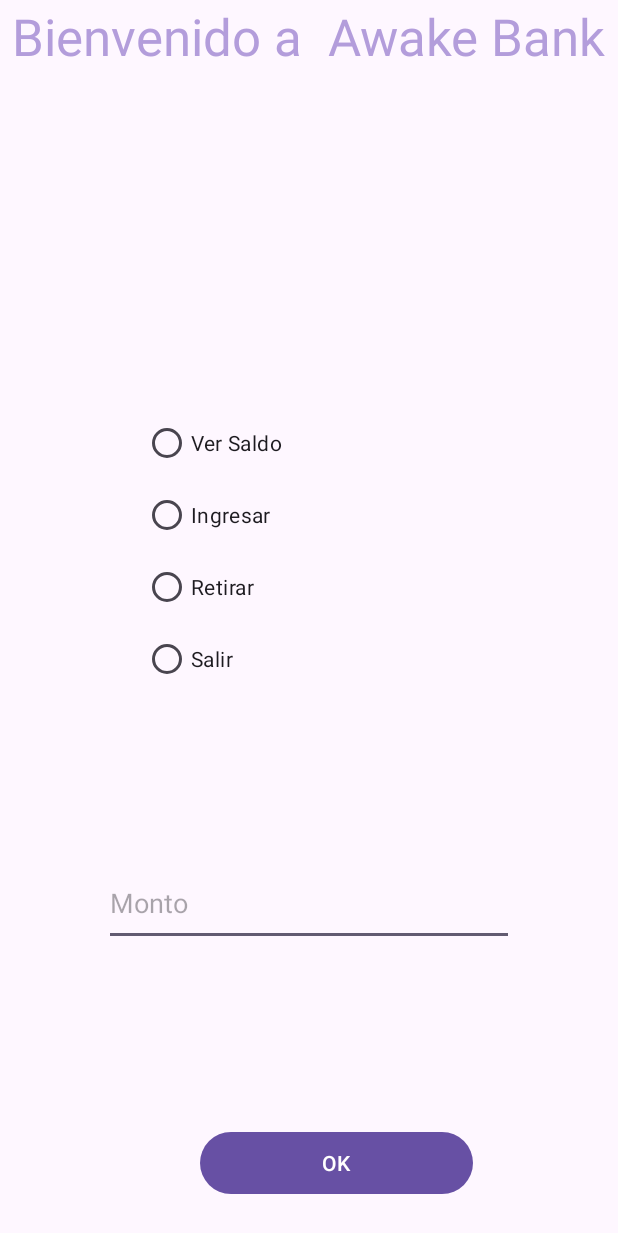
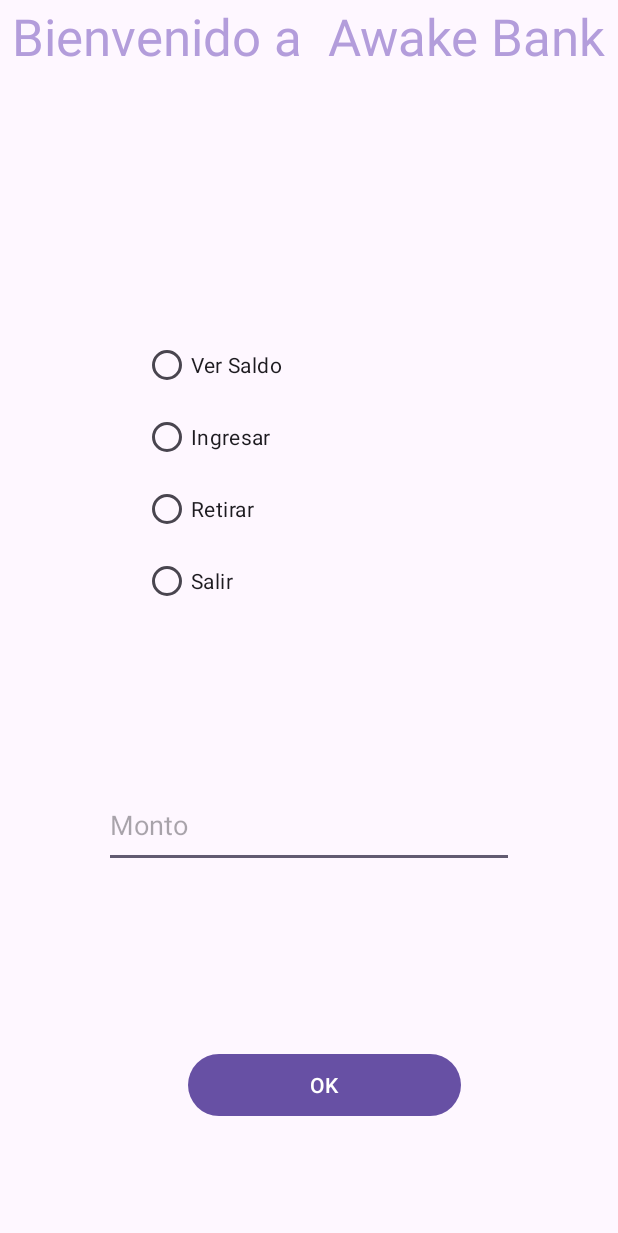
Before and after one commit to Gingin90/Ejercicio14m5, an Android app: the screen it shows after launch (MainActivity), on a phone screen of 412 x 824 dp. Shown: the top 1233 px of the screen. Run offline under Robolectric (Android 15) with nearby library versions, the phone set to English and light mode, and no system bars.

Commit message:
Ejercicio 14 m5  se diseña el layout

```diff
--- a/app/src/main/res/layout/activity_main.xml
+++ b/app/src/main/res/layout/activity_main.xml
@@ -57,11 +57,11 @@
         android:layout_width="182dp"
         android:layout_height="49dp"
         android:layout_marginStart="50dp"
-        android:layout_marginBottom="24dp"
+        android:layout_marginBottom="76dp"
         android:text="OK"
         app:layout_constraintBottom_toBottomOf="parent"
         app:layout_constraintEnd_toEndOf="parent"
-        app:layout_constraintHorizontal_bias="0.463"
+        app:layout_constraintHorizontal_bias="0.418"
         app:layout_constraintStart_toStartOf="parent" />
 
     <TextView
```
